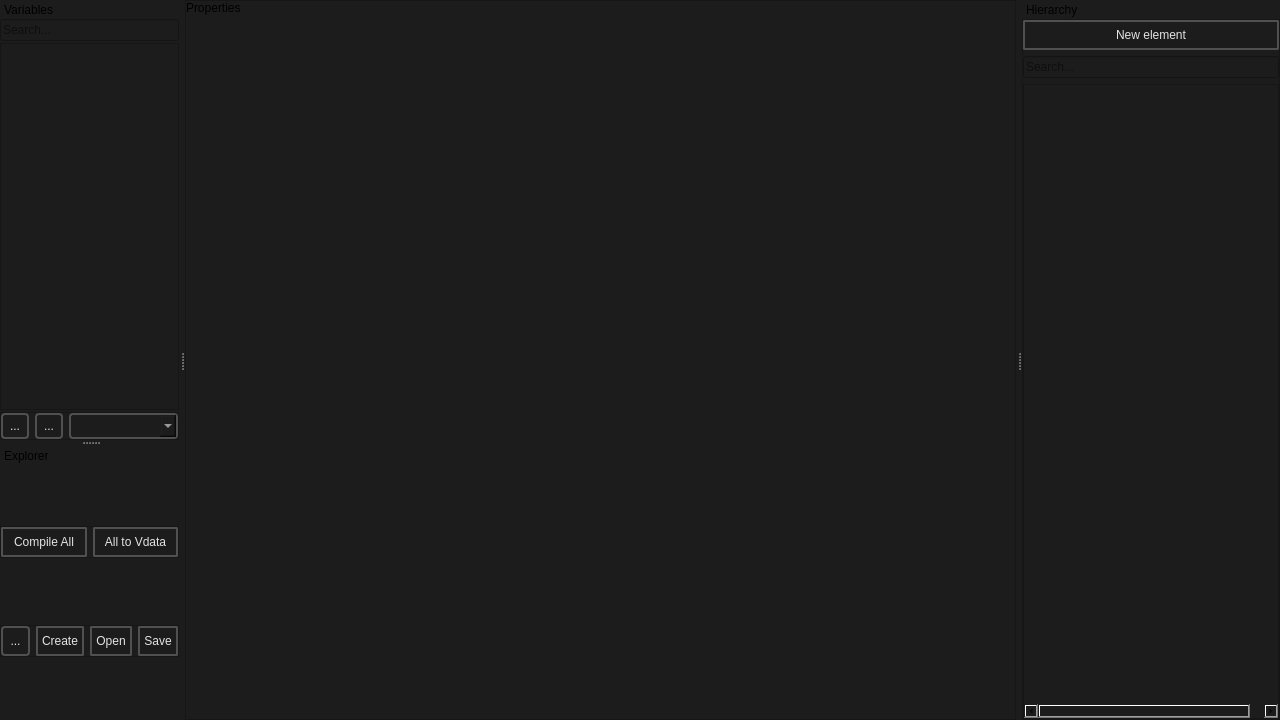
Qt form smartprop_editor/main.ui (dertwist/Hammer5Tools) before a commit.
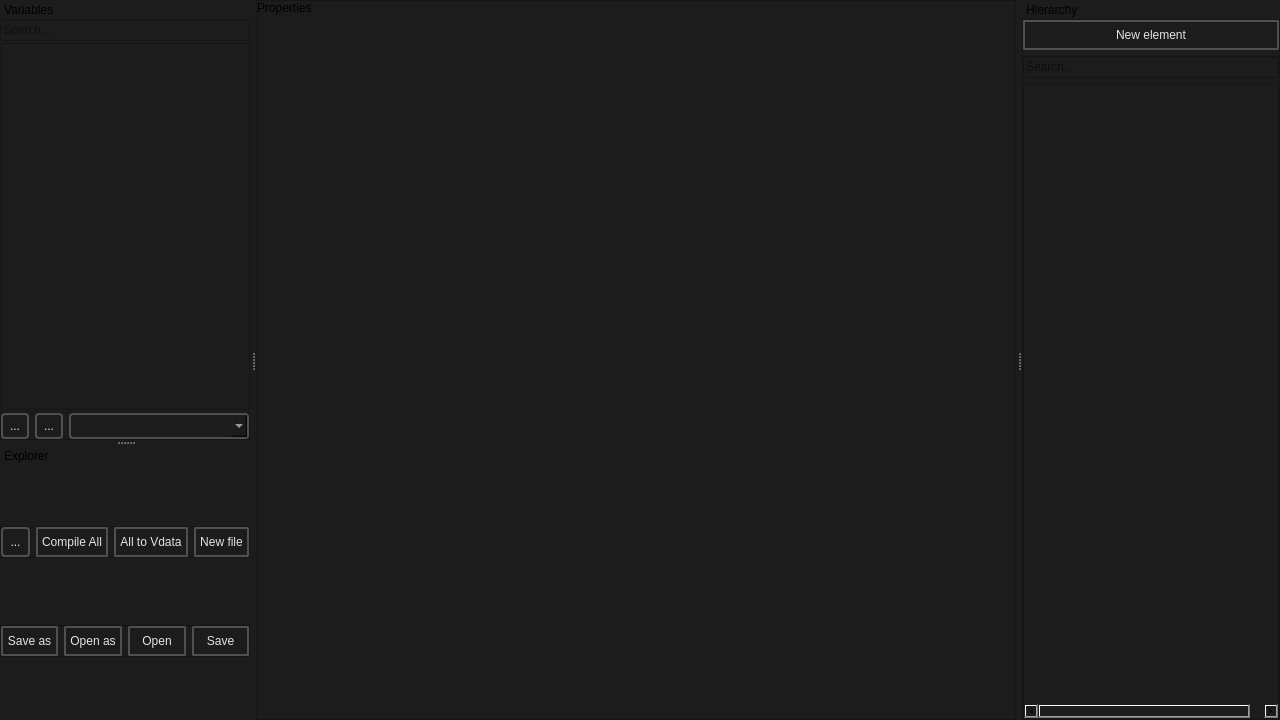
The same form after that commit. Icons and pictures are not drawn.

Commit message: Open as and save as

The edit to the form file:
```diff
--- a/smartprop_editor/main.ui
+++ b/smartprop_editor/main.ui
@@ -99,7 +99,7 @@
            <rect>
             <x>0</x>
             <y>0</y>
-            <width>770</width>
+            <width>694</width>
             <height>702</height>
            </rect>
           </property>
@@ -372,7 +372,7 @@
          <rect>
           <x>0</x>
           <y>0</y>
-          <width>246</width>
+          <width>322</width>
           <height>354</height>
          </rect>
         </property>
@@ -780,6 +780,49 @@
         <property name="bottomMargin">
          <number>0</number>
         </property>
+        <item>
+         <widget class="QToolButton" name="new_file_options_button">
+          <property name="styleSheet">
+           <string notr="true">QToolButton {
+
+    font: 700 10pt &quot;Segoe UI&quot;;
+    border: 2px solid black;
+    border-radius: 4px;
+    border-color: rgba(80, 80, 80, 255);
+    height:18px;
+    padding: 3px;
+    color: #E3E3E3;
+    background-color: #1C1C1C;
+}
+QToolButton:hover {
+    background-color: #414956;
+    color: white;
+}
+QToolButton:pressed {
+    background-color: red;
+    background-color: #1C1C1C;
+    margin: 1 px;
+    margin-left: 2px;
+    margin-right: 2px;
+    font: 580 9pt &quot;Segoe UI&quot;;
+
+}</string>
+          </property>
+          <property name="text">
+           <string>...</string>
+          </property>
+          <property name="icon">
+           <iconset resource="../resources.qrc">
+            <normaloff>:/icons/settings_16dp_9D9D9D_FILL0_wght400_GRAD0_opsz20.svg</normaloff>:/icons/settings_16dp_9D9D9D_FILL0_wght400_GRAD0_opsz20.svg</iconset>
+          </property>
+          <property name="iconSize">
+           <size>
+            <width>20</width>
+            <height>20</height>
+           </size>
+          </property>
+         </widget>
+        </item>
         <item>
          <widget class="QPushButton" name="compile_all_button">
           <property name="toolTip">
@@ -890,79 +933,6 @@
           </property>
          </widget>
         </item>
-       </layout>
-      </widget>
-     </item>
-     <item>
-      <widget class="QFrame" name="frame_4">
-       <property name="maximumSize">
-        <size>
-         <width>16777215</width>
-         <height>32</height>
-        </size>
-       </property>
-       <property name="frameShape">
-        <enum>QFrame::StyledPanel</enum>
-       </property>
-       <property name="frameShadow">
-        <enum>QFrame::Raised</enum>
-       </property>
-       <layout class="QHBoxLayout" name="horizontalLayout_2">
-        <property name="leftMargin">
-         <number>0</number>
-        </property>
-        <property name="topMargin">
-         <number>0</number>
-        </property>
-        <property name="rightMargin">
-         <number>0</number>
-        </property>
-        <property name="bottomMargin">
-         <number>0</number>
-        </property>
-        <item>
-         <widget class="QToolButton" name="new_file_options_button">
-          <property name="styleSheet">
-           <string notr="true">QToolButton {
-
-    font: 700 10pt &quot;Segoe UI&quot;;
-    border: 2px solid black;
-    border-radius: 4px;
-    border-color: rgba(80, 80, 80, 255);
-    height:18px;
-    padding: 3px;
-    color: #E3E3E3;
-    background-color: #1C1C1C;
-}
-QToolButton:hover {
-    background-color: #414956;
-    color: white;
-}
-QToolButton:pressed {
-    background-color: red;
-    background-color: #1C1C1C;
-    margin: 1 px;
-    margin-left: 2px;
-    margin-right: 2px;
-    font: 580 9pt &quot;Segoe UI&quot;;
-
-}</string>
-          </property>
-          <property name="text">
-           <string>...</string>
-          </property>
-          <property name="icon">
-           <iconset resource="../resources.qrc">
-            <normaloff>:/icons/settings_16dp_9D9D9D_FILL0_wght400_GRAD0_opsz20.svg</normaloff>:/icons/settings_16dp_9D9D9D_FILL0_wght400_GRAD0_opsz20.svg</iconset>
-          </property>
-          <property name="iconSize">
-           <size>
-            <width>20</width>
-            <height>20</height>
-           </size>
-          </property>
-         </widget>
-        </item>
         <item>
          <widget class="QPushButton" name="cerate_file_button">
           <property name="toolTip">
@@ -1001,7 +971,7 @@
     }</string>
           </property>
           <property name="text">
-           <string>Create</string>
+           <string>New file</string>
           </property>
           <property name="icon">
            <iconset resource="../resources.qrc">
@@ -1018,8 +988,93 @@
           </property>
          </widget>
         </item>
+       </layout>
+      </widget>
+     </item>
+     <item>
+      <widget class="QFrame" name="frame_4">
+       <property name="maximumSize">
+        <size>
+         <width>16777215</width>
+         <height>32</height>
+        </size>
+       </property>
+       <property name="frameShape">
+        <enum>QFrame::StyledPanel</enum>
+       </property>
+       <property name="frameShadow">
+        <enum>QFrame::Raised</enum>
+       </property>
+       <layout class="QHBoxLayout" name="horizontalLayout_2">
+        <property name="leftMargin">
+         <number>0</number>
+        </property>
+        <property name="topMargin">
+         <number>0</number>
+        </property>
+        <property name="rightMargin">
+         <number>0</number>
+        </property>
+        <property name="bottomMargin">
+         <number>0</number>
+        </property>
         <item>
-         <widget class="QPushButton" name="open_file_button">
+         <widget class="QPushButton" name="save_as_file_button">
+          <property name="toolTip">
+           <string>&lt;html&gt;&lt;head/&gt;&lt;body&gt;&lt;p&gt;Save and compile Ctrl + Shift+ S&lt;/p&gt;&lt;/body&gt;&lt;/html&gt;</string>
+          </property>
+          <property name="styleSheet">
+           <string notr="true">
+    /* QPushButton default and hover styles */
+    QPushButton {
+
+        font: 580 9pt &quot;Segoe UI&quot;;
+	
+
+        border: 2px solid black;
+        border-radius: 2px;
+        border-color: rgba(80, 80, 80, 255);
+        height:22px;
+        padding-top: 2px;
+        padding-bottom:2px;
+        padding-left: 4px;
+        padding-right: 4px;
+        color: #E3E3E3;
+        background-color: #1C1C1C;
+    }
+    QPushButton:hover {
+        background-color: #414956;
+        color: white;
+    }
+    QPushButton:pressed {
+        background-color: red;
+        background-color: #1C1C1C;
+        margin: 1 px;
+        margin-left: 2px;
+        margin-right: 2px;
+
+    }</string>
+          </property>
+          <property name="text">
+           <string>Save as</string>
+          </property>
+          <property name="icon">
+           <iconset resource="../resources.qrc">
+            <normaloff>:/icons/save_as_16dp_9D9D9D_FILL0_wght400_GRAD0_opsz20.svg</normaloff>:/icons/save_as_16dp_9D9D9D_FILL0_wght400_GRAD0_opsz20.svg</iconset>
+          </property>
+          <property name="iconSize">
+           <size>
+            <width>20</width>
+            <height>20</height>
+           </size>
+          </property>
+          <property name="shortcut">
+           <string>Ctrl+Shift+S</string>
+          </property>
+         </widget>
+        </item>
+        <item>
+         <widget class="QPushButton" name="open_file_as_button">
           <property name="toolTip">
            <string>&lt;html&gt;&lt;head/&gt;&lt;body&gt;&lt;p&gt;Ctrl + O&lt;/p&gt;&lt;/body&gt;&lt;/html&gt;</string>
           </property>
@@ -1056,6 +1111,61 @@
     }</string>
           </property>
           <property name="text">
+           <string>Open as</string>
+          </property>
+          <property name="icon">
+           <iconset resource="../resources.qrc">
+            <normaloff>:/icons/edit_document_16dp_9D9D9D_FILL0_wght400_GRAD0_opsz20.svg</normaloff>:/icons/edit_document_16dp_9D9D9D_FILL0_wght400_GRAD0_opsz20.svg</iconset>
+          </property>
+          <property name="iconSize">
+           <size>
+            <width>20</width>
+            <height>20</height>
+           </size>
+          </property>
+          <property name="shortcut">
+           <string>Ctrl+O</string>
+          </property>
+         </widget>
+        </item>
+        <item>
+         <widget class="QPushButton" name="open_file_button">
+          <property name="toolTip">
+           <string>&lt;html&gt;&lt;head/&gt;&lt;body&gt;&lt;p&gt;&lt;br/&gt;&lt;/p&gt;&lt;/body&gt;&lt;/html&gt;</string>
+          </property>
+          <property name="styleSheet">
+           <string notr="true">
+    /* QPushButton default and hover styles */
+    QPushButton {
+
+        font: 580 9pt &quot;Segoe UI&quot;;
+	
+
+        border: 2px solid black;
+        border-radius: 2px;
+        border-color: rgba(80, 80, 80, 255);
+        height:22px;
+        padding-top: 2px;
+        padding-bottom:2px;
+        padding-left: 4px;
+        padding-right: 4px;
+        color: #E3E3E3;
+        background-color: #1C1C1C;
+    }
+    QPushButton:hover {
+        background-color: #414956;
+        color: white;
+    }
+    QPushButton:pressed {
+        background-color: red;
+        background-color: #1C1C1C;
+        margin: 1 px;
+        margin-left: 2px;
+        margin-right: 2px;
+
+    }</string>
+          </property>
+          <property name="text">
            <string>Open</string>
           </property>
           <property name="icon">
```
Left out of the diff: 3 changed lines with no effect on the pictures. The commit also changes 6 other files.
